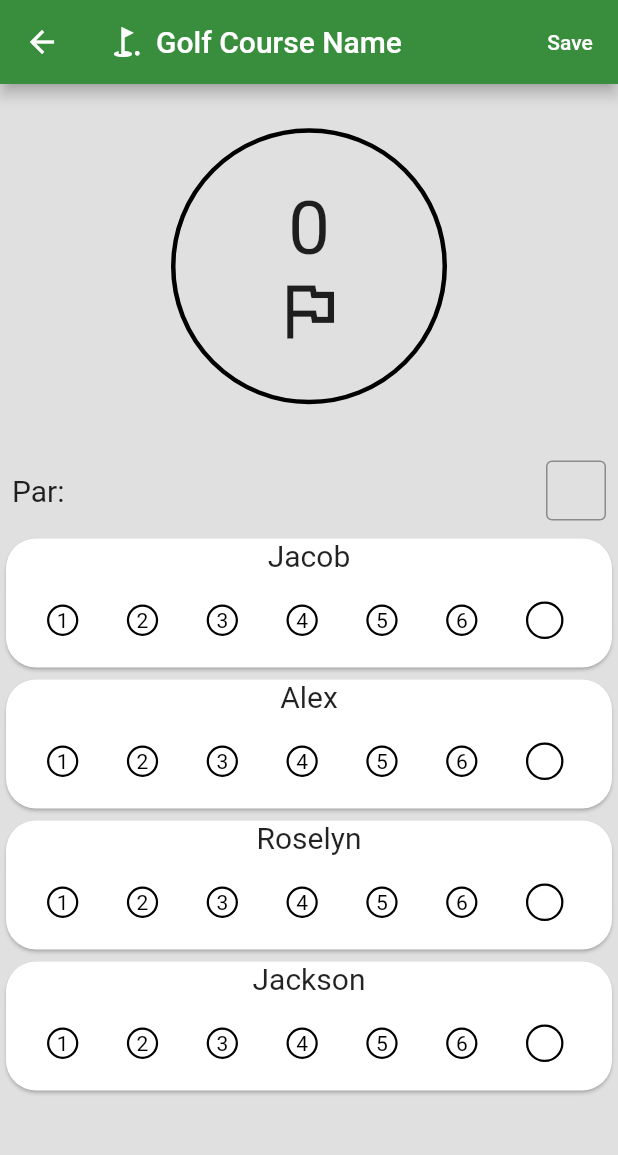
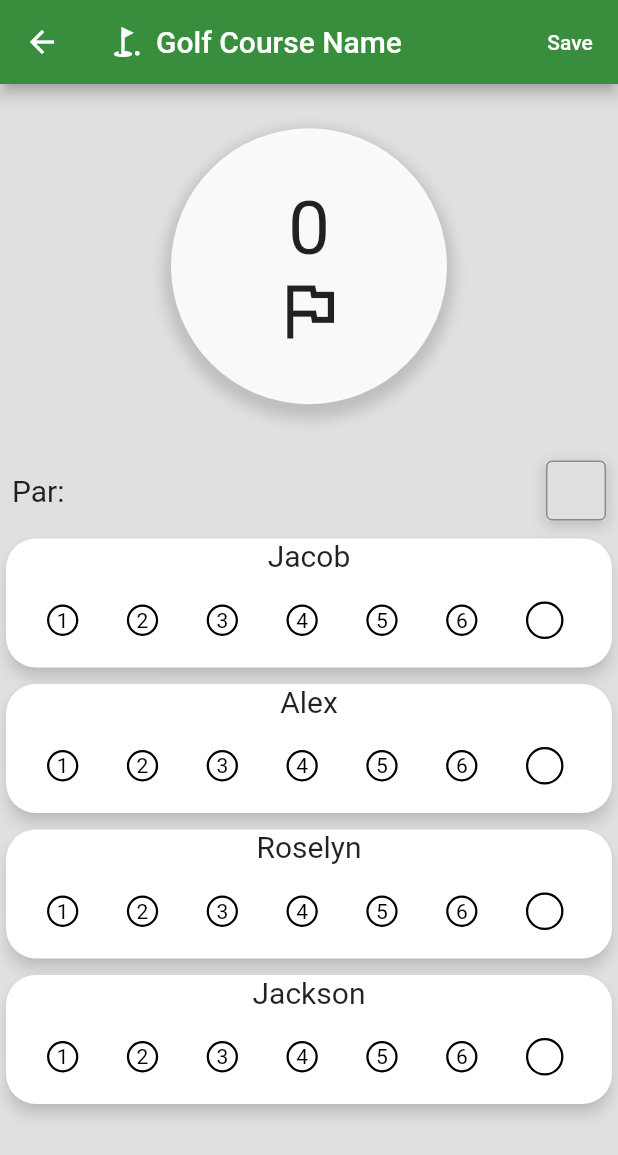
Before and after one commit to jchand99/PuttPuttApp, a Flutter app: the HolePage screen opened directly with empty values, on a phone screen of 412 x 824 dp. Shown: the top 1155 px of the screen. Run offline on Flutter 3.47's test engine with Material 2 defaults, Android fonts, the phone set to English and light mode, and no system bars; our stand-ins replace email_validator, firebase_auth, firebase_core; missing offline and left inert: keyboard_visibility; accounts and stored records are empty.

Commit message:
UI changes

```diff
--- a/lib/pages/hole.dart
+++ b/lib/pages/hole.dart
@@ -58,8 +58,16 @@ class _HolePageState extends State<HolePage> {
           Container(
             padding: const EdgeInsets.all(64.0),
             decoration: BoxDecoration(
+                color: Colors.white.withOpacity(0.90),
                 shape: BoxShape.circle,
-                border: Border.all(color: Colors.black, width: 3)),
+                border: Border.all(color: Colors.transparent, width: 3),
+                boxShadow: [
+                  BoxShadow(
+                      color: Colors.grey.withOpacity(0.5),
+                      spreadRadius: 5,
+                      blurRadius: 7,
+                      offset: Offset(0, 5))
+                ]),
             child: Column(
               children: [
                 Text('${widget._holeNumber}', style: TextStyle(fontSize: 50)),
@@ -74,6 +82,13 @@ class _HolePageState extends State<HolePage> {
               children: [
                 Text('Par: ', style: TextStyle(fontSize: 20)),
                 Container(
+                  decoration: BoxDecoration(boxShadow: [
+                    BoxShadow(
+                        color: Colors.grey.withOpacity(0.5),
+                        spreadRadius: 1.5,
+                        blurRadius: 7,
+                        offset: Offset(0, 3))
+                  ], color: Colors.grey[300]),
                   width: 40,
                   height: 40,
                   child: TextField(
--- a/lib/widgets/hole_score_widget.dart
+++ b/lib/widgets/hole_score_widget.dart
@@ -22,8 +22,11 @@ class _HoleScoreState extends State<HoleScore> {
   @override
   Widget build(BuildContext context) {
     return Container(
+      margin: EdgeInsetsDirectional.only(bottom: 3.0),
       // height: 80,
       child: Card(
+        shadowColor: Colors.grey.withOpacity(0.5),
+        elevation: 4,
         shape:
             RoundedRectangleBorder(borderRadius: BorderRadius.circular(20.0)),
         child: Column(
```
